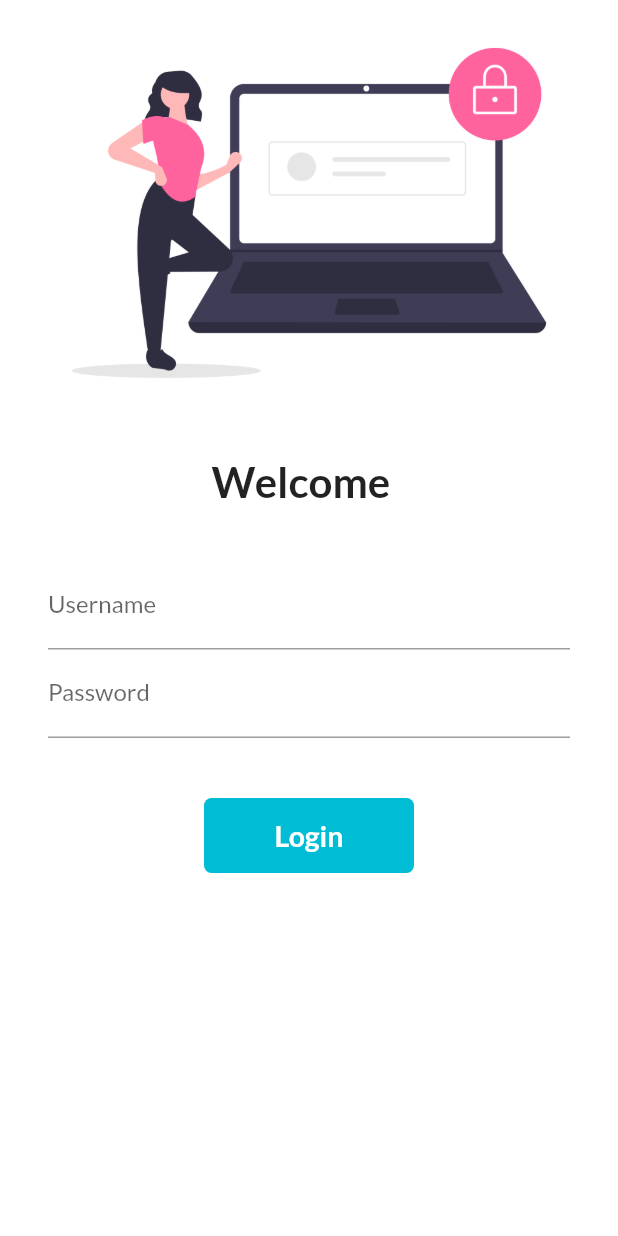
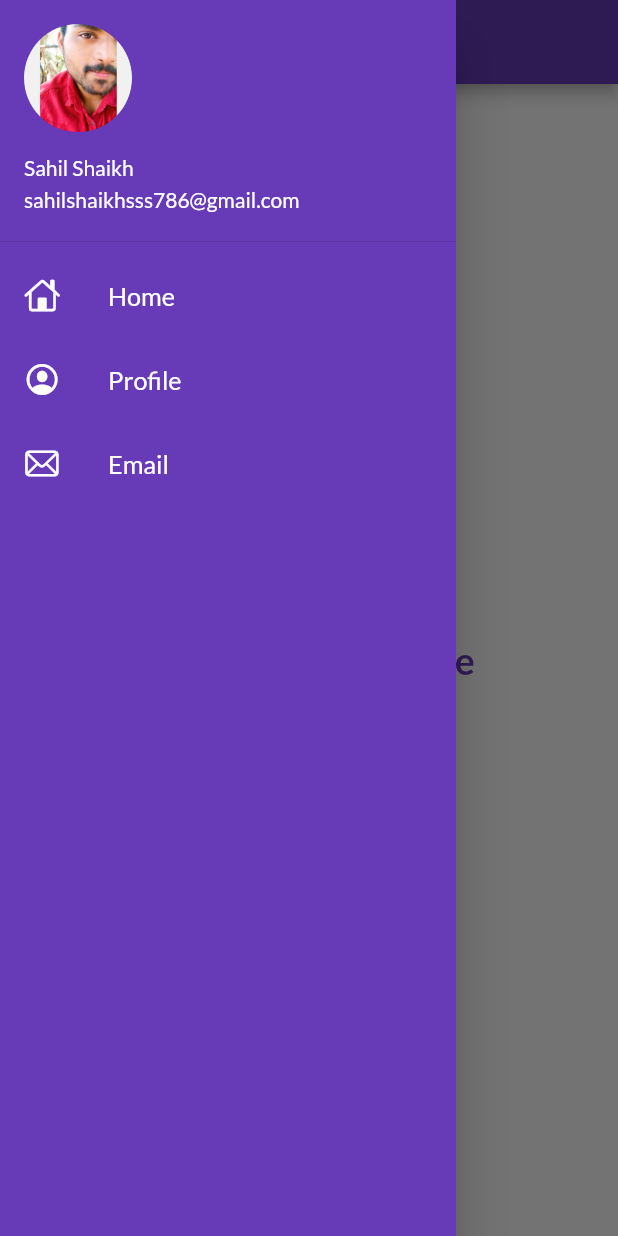
Before and after one commit to sahil0604/futter, a Flutter app: the screen it shows after launch, with the side drawer open (before the commit the screen has no drawer), on a phone screen of 412 x 824 dp. Run offline on Flutter 3.47's test engine with Material 2 defaults, Android fonts, the light colour scheme and no system bars; our stand-ins replace google_fonts.

Commit message:
day 9 complete

```diff
--- a/lib/main.dart
+++ b/lib/main.dart
@@ -15,11 +15,12 @@ class MyApp extends StatelessWidget {
     return MaterialApp(
       themeMode: ThemeMode.light,
       theme: ThemeData(
-        primarySwatch: Colors.cyan,
+        primarySwatch: Colors.deepPurple,
         fontFamily: GoogleFonts.lato().fontFamily,
       ),
       darkTheme: ThemeData(brightness: Brightness.dark),
-      initialRoute: '/login',
+      initialRoute: myRoutes.homeRoute,
+      debugShowCheckedModeBanner: false,
       routes: {
         "/": (context) => LoginPage(),
         myRoutes.homeRoute: (context) => HomePage(),
--- a/lib/pages/home_page.dart
+++ b/lib/pages/home_page.dart
@@ -1,4 +1,5 @@
 import 'package:flutter/material.dart';
+import 'package:flutter_cattalog/widgets/drawer.dart';
 
 class HomePage extends StatelessWidget {
   final int days = 3000;
@@ -12,9 +13,11 @@ class HomePage extends StatelessWidget {
           child: Container(
         child: Text("Hey there Everyone",
             style: TextStyle(
-                fontSize: 25, fontWeight: FontWeight.bold, color: Colors.cyan)),
+                fontSize: 25,
+                fontWeight: FontWeight.bold,
+                color: Colors.deepPurple)),
       )),
-      drawer: Drawer(),
+      drawer: myDrawer(),
     );
   }
 }
--- /dev/null
+++ b/lib/widgets/drawer.dart
@@ -0,0 +1,74 @@
+import 'package:flutter/cupertino.dart';
+import 'package:flutter/material.dart';
+
+class myDrawer extends StatelessWidget {
+  @override
+  Widget build(BuildContext context) {
+    return Drawer(
+      child: Container(
+        color: Colors.deepPurple,
+        child: ListView(
+          children: [
+            DrawerHeader(
+              padding: EdgeInsets.zero,
+              child: UserAccountsDrawerHeader(
+                  margin: EdgeInsets.zero,
+                  decoration: BoxDecoration(
+                    color: Colors.deepPurple,
+                  ),
+                  accountName: Text(
+                    "Sahil Shaikh",
+                    style: TextStyle(color: Colors.white),
+                  ),
+                  accountEmail: Text("sahilshaikhsss786@gmail.com",
+                      style: TextStyle(color: Colors.white)),
+                  currentAccountPicture: CircleAvatar(
+                    backgroundImage:
+                        AssetImage("assets/images/Profilepic.jpeg"),
+                  )),
+            ),
+            ListTile(
+              leading: Icon(
+                CupertinoIcons.home,
+                color: Colors.white,
+              ),
+              title: Text(
+                "Home",
+                style: TextStyle(
+                  color: Colors.white,
+                ),
+                textScaleFactor: 1.2,
+              ),
+            ),
+            ListTile(
+              leading: Icon(
+                CupertinoIcons.profile_circled,
+                color: Colors.white,
+              ),
+              title: Text(
+                "Profile",
+                style: TextStyle(
+                  color: Colors.white,
+                ),
+                textScaleFactor: 1.2,
+              ),
+            ),
+            ListTile(
+              leading: Icon(
+                CupertinoIcons.mail,
+                color: Colors.white,
+              ),
+              title: Text(
+                "Email",
+                style: TextStyle(
+                  color: Colors.white,
+                ),
+                textScaleFactor: 1.2,
+              ),
+            ),
+          ],
+        ),
+      ),
+    );
+  }
+}
```
Also changed, not shown: assets/images/Profilepic.jpeg (added).
